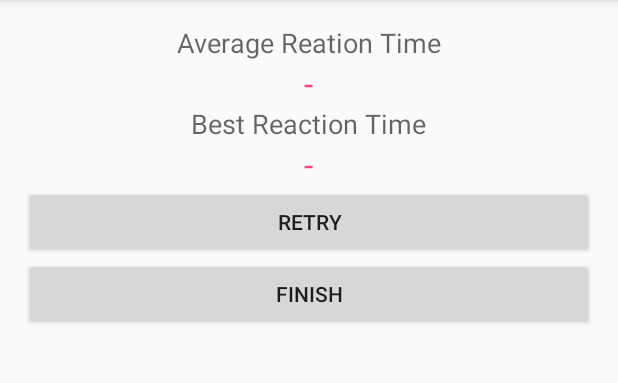
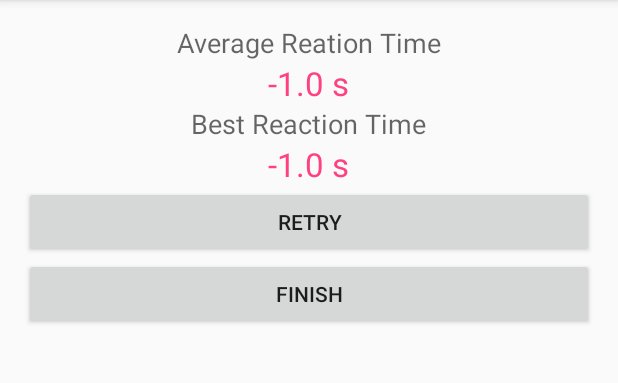
Before and after one commit to lidox/reaction-test, an Android app: the SingleGameResultView screen opened directly, with no data from a screen before it, on a phone screen of 412 x 824 dp, the part 84-467 px from its top. Run offline under Robolectric (Android 15) with nearby library versions, the phone set to English and light mode, and no system bars; libraries missing offline, so code that uses them is left out: ch.qos.logback, org.slf4j; 1 statement that could not run was skipped.

Commit message:
add result view

```diff
--- a/ReactionTest/app/src/main/java/com/artursworld/reactiontest/model/persistence/manager/TrialManager.java
+++ b/ReactionTest/app/src/main/java/com/artursworld/reactiontest/model/persistence/manager/TrialManager.java
@@ -44,21 +44,24 @@ public class TrialManager extends EntityDbManager{
         }.execute();
     }
 
-    public double getBestReactionTimeByReactionGameId(String reactionGameId) {
-        UtilsRG.info("try to getBestReactionTimeByReactionGameId(" + reactionGameId + ")");
-        Cursor cursor = database.query(DBContracts.OperationIssueTable.TABLE_NAME,
-                new String[]{"MIN(" + DBContracts.TrialTable.REACTION_TIME + ")"},
+    public double getFilteredReactionTimeByReactionGameId(String reactionGameId, String filter) {
+        UtilsRG.info("try to getFilteredReactionTimeByReactionGameId(" + reactionGameId + ")");
+        Cursor cursor = null;
+        try {
+                cursor = database.query(DBContracts.TrialTable.TABLE_NAME,
+                new String[]{filter+"(" + DBContracts.TrialTable.REACTION_TIME + ")"},
                 DBContracts.TrialTable.PK_REACTIONGAME_CREATION_DATE + " like '" + reactionGameId + "'",
                 null, null, null, null);
-        try {
+
             cursor.moveToFirst();
             return cursor.getDouble(0);
         } catch (Exception e) {
-            UtilsRG.error("could not get best reaction time. " +e.getLocalizedMessage());
+            UtilsRG.error("could not get filtered reaction time. " +e.getLocalizedMessage());
         }
         finally {
             try {
-                cursor.close();
+                if (cursor !=null)
+                    cursor.close();
             }
             catch (Exception e){
                 UtilsRG.error(e.getLocalizedMessage());
@@ -68,26 +71,27 @@ public class TrialManager extends EntityDbManager{
     }
 
     public interface AsyncResponse {
-        void getBestReactionTimeByReactionGameIdAsync(double bestReactionTime);
+        void getFilteredReactionTimeByReactionGameIdAsync(double reactionTime);
     }
 
-    public static class getBestReactionTimeByReactionGameIdAsync extends AsyncTask<String, Void, Double> {
+    public static class getFilteredReactionTimeByReactionGameIdAsync extends AsyncTask<String, Void, Double> {
 
         public AsyncResponse delegate = null;
         private Context context;
 
-        public getBestReactionTimeByReactionGameIdAsync(AsyncResponse delegate, Context c){
+        public getFilteredReactionTimeByReactionGameIdAsync(AsyncResponse delegate, Context c){
             this.context = c;
             this.delegate = delegate;
         }
 
         @Override
-        protected Double doInBackground(String... reactionGameIds) {
+        protected Double doInBackground(String... arguments) {
             double result = -1;
-            String reactionGameId = reactionGameIds[0];
+            String reactionGameId = arguments[0];
+            String filter = arguments[1];
             if(reactionGameId != null){
                 TrialManager dbManager = new TrialManager(context);
-                result = dbManager.getBestReactionTimeByReactionGameId(reactionGameId);
+                result = dbManager.getFilteredReactionTimeByReactionGameId(reactionGameId, filter);
             }
             return result;
         }
@@ -95,7 +99,7 @@ public class TrialManager extends EntityDbManager{
         @Override
         protected void onPostExecute(Double result) {
             super.onPostExecute(result);
-            delegate.getBestReactionTimeByReactionGameIdAsync(result);
+            delegate.getFilteredReactionTimeByReactionGameIdAsync(result);
         }
     }
 
--- a/ReactionTest/app/src/main/java/com/artursworld/reactiontest/view/games/GoGameView.java
+++ b/ReactionTest/app/src/main/java/com/artursworld/reactiontest/view/games/GoGameView.java
@@ -206,6 +206,7 @@ public class GoGameView extends AppCompatActivity {
         }
 
         Toast.makeText(this, usersReactionTime + " s", Toast.LENGTH_LONG).show();
+        UtilsRG.info(usersReactionTime + " s");
     }
 
     private void initSingleGameResultView() {
--- a/ReactionTest/app/src/main/java/com/artursworld/reactiontest/view/games/SingleGameResultView.java
+++ b/ReactionTest/app/src/main/java/com/artursworld/reactiontest/view/games/SingleGameResultView.java
@@ -1,13 +1,17 @@
 package com.artursworld.reactiontest.view.games;
 
 import android.content.Intent;
+import android.support.annotation.StringDef;
 import android.support.v7.app.AppCompatActivity;
 import android.os.Bundle;
 import android.view.View;
+import android.widget.TextView;
 
 import com.artursworld.reactiontest.R;
 import com.artursworld.reactiontest.controller.util.UtilsRG;
 import com.artursworld.reactiontest.model.persistence.manager.TrialManager;
+import com.artursworld.reactiontest.view.UserManagement;
+import com.artursworld.reactiontest.view.user.MedicalUserListView;
 
 public class SingleGameResultView extends AppCompatActivity {
 
@@ -22,15 +26,20 @@ public class SingleGameResultView extends AppCompatActivity {
         super.onCreate(savedInstanceState);
         setContentView(R.layout.activity_single_game_result_view);
         getGameSettingsByIntent();
-        initReactionTimesAsync();
+        initBestReactionTimeAsync();
+        initAverageReactionTimeAsync();
     }
 
     public void onFinishBtnClick(View view){
-        UtilsRG.info("User finished game");
+        UtilsRG.info("User clicked: finish game");
+        Intent intent = new Intent(this, UserManagement.class);
+        startActivity(intent);
     }
 
     public void onRetryBtnClick(View view){
         UtilsRG.info("User does a second try");
+        Intent intent = new Intent(this, StartGameSettings.class);
+        startActivity(intent);
     }
 
     private void getGameSettingsByIntent() {
@@ -49,15 +58,43 @@ public class SingleGameResultView extends AppCompatActivity {
         return message;
     }
 
-    private void initReactionTimesAsync() {
-        new TrialManager.getBestReactionTimeByReactionGameIdAsync(new TrialManager.AsyncResponse(){
+    private void initBestReactionTimeAsync() {
+        String minimumfilter = "MIN";
+        new TrialManager.getFilteredReactionTimeByReactionGameIdAsync(new TrialManager.AsyncResponse(){
 
             @Override
-            public void getBestReactionTimeByReactionGameIdAsync(double bestReactionTime) {
-                UtilsRG.info("Best Reaction Time was:" + bestReactionTime + " s");
+            public void getFilteredReactionTimeByReactionGameIdAsync(double reactionTime) {
+                UtilsRG.info("Best Reaction Time was:" + reactionTime + " s");
+                TextView bestReactionTimeText = (TextView) findViewById(R.id.single_game_result_view_best_reaction_time_text);
+                if (bestReactionTimeText != null){
+                    bestReactionTimeText.setText(reactionTime + " s");
+                }
+
             }
 
-        }, getApplicationContext()).execute(reactionGameId);
+        }, getApplicationContext()).execute(reactionGameId, minimumfilter);
+    }
+
+
+    private void initAverageReactionTimeAsync() {
+        String averagefilter = "AVG";
+        new TrialManager.getFilteredReactionTimeByReactionGameIdAsync(new TrialManager.AsyncResponse(){
+
+            @Override
+            public void getFilteredReactionTimeByReactionGameIdAsync(double reactionTime) {
+                UtilsRG.info("Average Reaction Time was:" + reactionTime + " s");
+                TextView averageReactionTimeText = (TextView) findViewById(R.id.single_game_result_view_average_reaction_time_text);
+                if (averageReactionTimeText != null){
+                    String reationTimeText = reactionTime+"";
+                    if (reationTimeText.length()>3){
+                        reationTimeText = reationTimeText.substring(0,4);
+                    }
+                    averageReactionTimeText.setText(reationTimeText + " s");
+                }
+
+            }
+
+        }, getApplicationContext()).execute(reactionGameId, averagefilter);
     }
 
 }
```
